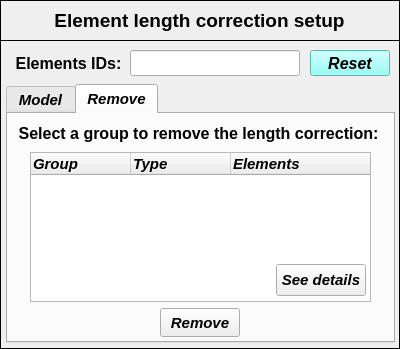
Old version of the form pulse/uix/user_input/ui/Model/Setup/Acoustic/elementLengthCorrectionInput.ui in the repository open-pulse/OpenPulse.
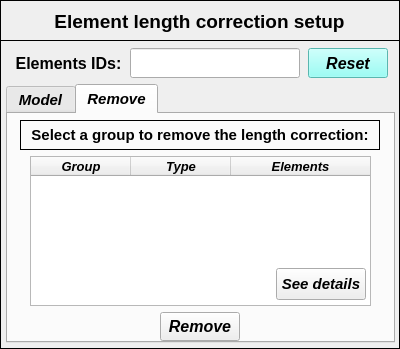
New version of the form. The open tabs and pages were chosen to show the change.

Diff of the .ui file:
```diff
--- a/pulse/uix/user_input/ui/Model/Setup/Acoustic/elementLengthCorrectionInput.ui
+++ b/pulse/uix/user_input/ui/Model/Setup/Acoustic/elementLengthCorrectionInput.ui
@@ -47,21 +47,21 @@
     <property name="geometry">
      <rect>
       <x>14</x>
-      <y>4</y>
+      <y>6</y>
       <width>371</width>
-      <height>32</height>
+      <height>30</height>
      </rect>
     </property>
     <property name="minimumSize">
      <size>
       <width>0</width>
-      <height>32</height>
+      <height>30</height>
      </size>
     </property>
     <property name="maximumSize">
      <size>
       <width>16777215</width>
-      <height>32</height>
+      <height>30</height>
      </size>
     </property>
     <property name="font">
@@ -314,7 +314,7 @@
       <property name="geometry">
        <rect>
         <x>152</x>
-        <y>194</y>
+        <y>198</y>
         <width>80</width>
         <height>29</height>
        </rect>
@@ -334,7 +334,7 @@
       <property name="font">
        <font>
         <family>Arial</family>
-        <pointsize>11</pointsize>
+        <pointsize>12</pointsize>
         <weight>75</weight>
         <italic>true</italic>
         <bold>true</bold>
@@ -348,7 +348,7 @@
       <property name="geometry">
        <rect>
         <x>22</x>
-        <y>38</y>
+        <y>42</y>
         <width>341</width>
         <height>150</height>
        </rect>
@@ -373,61 +373,66 @@
         <bold>true</bold>
        </font>
       </property>
+      <property name="indentation">
+       <number>0</number>
+      </property>
       <column>
        <property name="text">
         <string>Group</string>
        </property>
+       <property name="font">
+        <font>
+         <family>Arial</family>
+         <pointsize>10</pointsize>
+         <weight>75</weight>
+         <italic>true</italic>
+         <bold>true</bold>
+        </font>
+       </property>
+       <property name="textAlignment">
+        <set>AlignCenter</set>
+       </property>
       </column>
       <column>
        <property name="text">
         <string>Type</string>
        </property>
+       <property name="font">
+        <font>
+         <family>Arial</family>
+         <pointsize>10</pointsize>
+         <weight>75</weight>
+         <italic>true</italic>
+         <bold>true</bold>
+        </font>
+       </property>
+       <property name="textAlignment">
+        <set>AlignCenter</set>
+       </property>
       </column>
       <column>
        <property name="text">
         <string>Elements</string>
        </property>
+       <property name="font">
+        <font>
+         <family>Arial</family>
+         <pointsize>10</pointsize>
+         <weight>75</weight>
+         <italic>true</italic>
+         <bold>true</bold>
+        </font>
+       </property>
+       <property name="textAlignment">
+        <set>AlignCenter</set>
+       </property>
       </column>
      </widget>
-     <widget class="QLabel" name="label_30">
-      <property name="geometry">
-       <rect>
-        <x>4</x>
-        <y>6</y>
-        <width>373</width>
-        <height>27</height>
-       </rect>
-      </property>
-      <property name="font">
-       <font>
-        <family>Arial</family>
-        <pointsize>12</pointsize>
-        <weight>75</weight>
-        <italic>false</italic>
-        <bold>true</bold>
-       </font>
-      </property>
-      <property name="frameShape">
-       <enum>QFrame::NoFrame</enum>
-      </property>
-      <property name="frameShadow">
-       <enum>QFrame::Raised</enum>
-      </property>
-      <property name="text">
-       <string>Select a group to remove the length correction:</string>
-      </property>
-      <property name="textFormat">
-       <enum>Qt::AutoText</enum>
-      </property>
-      <property name="alignment">
-       <set>Qt::AlignCenter</set>
-      </property>
-     </widget>
      <widget class="QPushButton" name="pushButton_get_information">
       <property name="geometry">
        <rect>
         <x>268</x>
-        <y>150</y>
+        <y>154</y>
         <width>90</width>
         <height>32</height>
        </rect>
@@ -457,6 +462,49 @@
        <string>See details</string>
       </property>
      </widget>
+     <widget class="QLabel" name="label_21">
+      <property name="enabled">
+       <bool>true</bool>
+      </property>
+      <property name="geometry">
+       <rect>
+        <x>12</x>
+        <y>6</y>
+        <width>360</width>
+        <height>30</height>
+       </rect>
+      </property>
+      <property name="minimumSize">
+       <size>
+        <width>360</width>
+        <height>30</height>
+       </size>
+      </property>
+      <property name="maximumSize">
+       <size>
+        <width>360</width>
+        <height>30</height>
+       </size>
+      </property>
+      <property name="font">
+       <font>
+        <family>Arial</family>
+        <pointsize>11</pointsize>
+        <weight>75</weight>
+        <italic>false</italic>
+        <bold>true</bold>
+       </font>
+      </property>
+      <property name="frameShape">
+       <enum>QFrame::Box</enum>
+      </property>
+      <property name="text">
+       <string>Select a group to remove the length correction:</string>
+      </property>
+      <property name="alignment">
+       <set>Qt::AlignCenter</set>
+      </property>
+     </widget>
     </widget>
    </widget>
    <widget class="QLabel" name="label_selection">
@@ -488,9 +536,9 @@
     <property name="geometry">
      <rect>
       <x>130</x>
-      <y>10</y>
+      <y>8</y>
       <width>170</width>
-      <height>26</height>
+      <height>30</height>
      </rect>
     </property>
     <property name="minimumSize">
@@ -510,13 +558,16 @@
       <family>Arial</family>
       <pointsize>11</pointsize>
       <weight>75</weight>
-      <italic>false</italic>
+      <italic>true</italic>
       <bold>true</bold>
      </font>
     </property>
     <property name="focusPolicy">
      <enum>Qt::ClickFocus</enum>
     </property>
+    <property name="styleSheet">
+     <string notr="true">color: rgb(0, 0, 255);</string>
+    </property>
     <property name="text">
      <string/>
     </property>
@@ -527,22 +578,22 @@
    <widget class="QPushButton" name="pushButton_reset_confirm">
     <property name="geometry">
      <rect>
-      <x>310</x>
-      <y>10</y>
+      <x>308</x>
+      <y>8</y>
       <width>80</width>
-      <height>26</height>
+      <height>30</height>
      </rect>
     </property>
     <property name="minimumSize">
      <size>
       <width>80</width>
-      <height>26</height>
+      <height>30</height>
      </size>
     </property>
     <property name="maximumSize">
      <size>
       <width>80</width>
-      <height>26</height>
+      <height>30</height>
      </size>
     </property>
     <property name="font">
```
Left out of the diff: 28 changed lines with no effect on the pictures.
